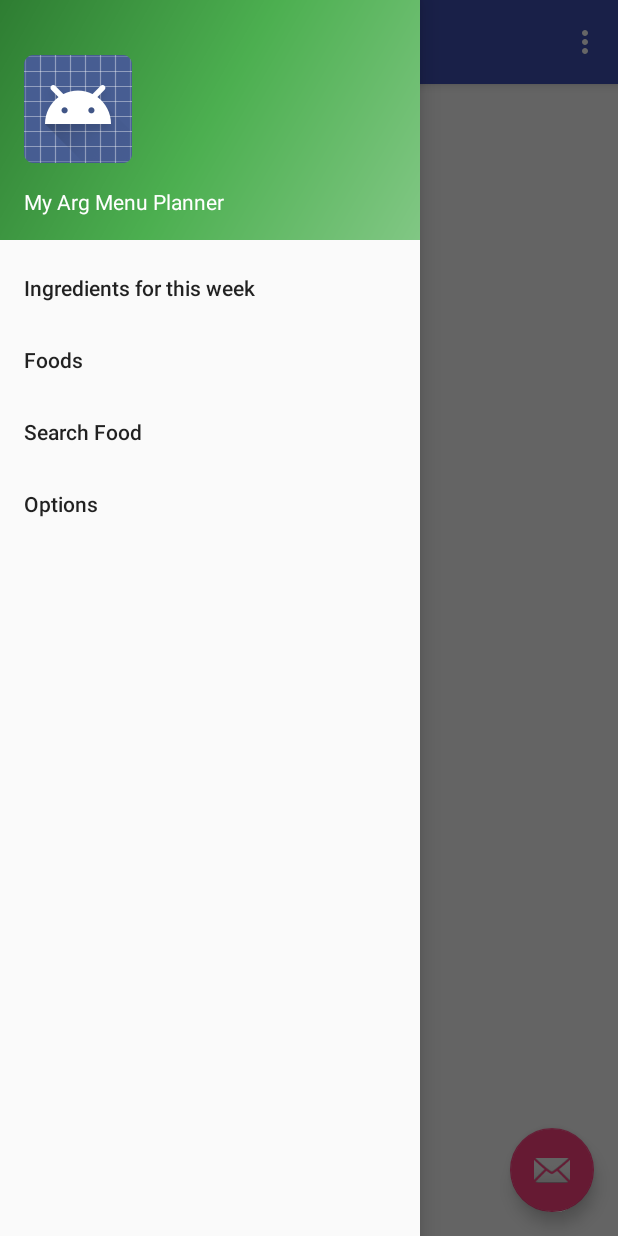
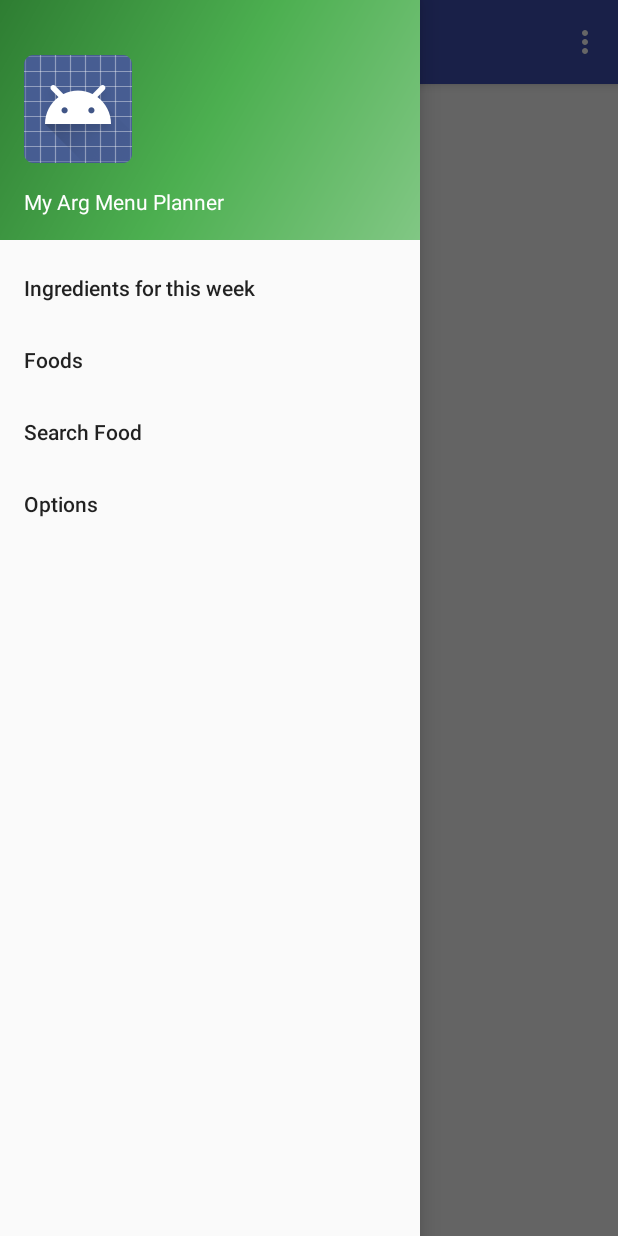
Before and after one commit to pslencinas/Capstone-Project, an Android app: the screen it shows after launch (MainActivity), with the side drawer open, on a phone screen of 412 x 824 dp. Run offline under Robolectric (Android 15) with nearby library versions, the phone set to English and light mode, and no system bars; 1 statement that could not run was skipped.

Commit message:
adding activity for list of foods. adding fragments to manage differents layout

```diff
--- a/app/src/main/java/com/example/android/myargmenuplanner/MainActivity.java
+++ b/app/src/main/java/com/example/android/myargmenuplanner/MainActivity.java
@@ -1,8 +1,12 @@
 package com.example.android.myargmenuplanner;
 
+import android.app.Activity;
+import android.content.Intent;
 import android.os.Bundle;
 import android.support.design.widget.FloatingActionButton;
 import android.support.design.widget.Snackbar;
+import android.support.v4.app.Fragment;
+import android.util.Log;
 import android.view.View;
 import android.support.design.widget.NavigationView;
 import android.support.v4.view.GravityCompat;
@@ -18,22 +22,17 @@ import com.example.android.myargmenuplanner.data.FetchJsonDataTask;
 public class MainActivity extends AppCompatActivity
         implements NavigationView.OnNavigationItemSelectedListener {
 
+    private final String LOG_TAG = MainActivity.class.getSimpleName();
+    private boolean mTwoPane=false;
+    public Toolbar toolbar;
+
     @Override
     protected void onCreate(Bundle savedInstanceState) {
         super.onCreate(savedInstanceState);
-        setContentView(R.layout.activity_main);
-        Toolbar toolbar = (Toolbar) findViewById(R.id.toolbar);
+        setContentView(R.layout.activity_main_nd);
+
+        toolbar = (Toolbar) findViewById(R.id.toolbar);
         setSupportActionBar(toolbar);
-
-        FloatingActionButton fab = (FloatingActionButton) findViewById(R.id.fab);
-
-        fab.setOnClickListener(new View.OnClickListener() {
-            @Override
-            public void onClick(View view) {
-                Snackbar.make(view, "Replace with your own action", Snackbar.LENGTH_LONG)
-                        .setAction("Action", null).show();
-            }
-        });
 
         DrawerLayout drawer = (DrawerLayout) findViewById(R.id.drawer_layout);
         ActionBarDrawerToggle toggle = new ActionBarDrawerToggle(
@@ -44,8 +43,26 @@ public class MainActivity extends AppCompatActivity
         NavigationView navigationView = (NavigationView) findViewById(R.id.nav_view);
         navigationView.setNavigationItemSelectedListener(this);
 
-        FetchJsonDataTask fetch = new FetchJsonDataTask(this);
-        fetch.execute();
+
+
+        if (findViewById(R.id.food_detail_container) != null) {
+            mTwoPane = true;
+            Log.d(LOG_TAG, "TABLET!!!!!");
+            if (savedInstanceState == null) {
+
+//                getSupportFragmentManager().beginTransaction()
+//                        .replace(R.id.food_detail_container, new DetailFragment(), DETAILFRAGMENT_TAG)
+//                        .commit();
+            }
+        } else {
+            Log.d(LOG_TAG, "No es una Tablet");
+            getSupportFragmentManager().findFragmentById(R.id.fragment_food);
+            mTwoPane = false;
+
+        }
+
+
+
     }
 
     @Override
@@ -90,6 +107,9 @@ public class MainActivity extends AppCompatActivity
             // Handle the camera action
         } else if (id == R.id.nav_foods) {
 
+            Intent intent = new Intent(this, FoodsActivity.class);
+            startActivity(intent);
+
         } else if (id == R.id.nav_search) {
 
         } else if (id == R.id.nav_option) {
--- a/app/src/main/res/layout/activity_main.xml
+++ b/app/src/main/res/layout/activity_main.xml
@@ -1,26 +1,9 @@
-<?xml version="1.0" encoding="utf-8"?>
-<android.support.v4.widget.DrawerLayout
-    android:id="@+id/drawer_layout"
+<fragment
     xmlns:android="http://schemas.android.com/apk/res/android"
-    xmlns:app="http://schemas.android.com/apk/res-auto"
     xmlns:tools="http://schemas.android.com/tools"
+    android:id="@+id/fragment_food"
+    android:name="com.example.android.myargmenuplanner.MainFragment"
     android:layout_width="match_parent"
     android:layout_height="match_parent"
-    android:fitsSystemWindows="true"
-    tools:openDrawer="start">
-
-    <include
-        layout="@layout/app_bar_main"
-        android:layout_width="match_parent"
-        android:layout_height="match_parent"/>
-
-    <android.support.design.widget.NavigationView
-        android:id="@+id/nav_view"
-        android:layout_width="wrap_content"
-        android:layout_height="match_parent"
-        android:layout_gravity="start"
-        android:fitsSystemWindows="true"
-        app:headerLayout="@layout/nav_header_main"
-        app:menu="@menu/activity_main_drawer"/>
-
-</android.support.v4.widget.DrawerLayout>
+    tools:context="com.example.android.myargmenuplanner.MainFragment"
+    tools:layout="@android:layout/list_content" />
--- /dev/null
+++ b/app/src/main/res/layout/activity_main_nd.xml
@@ -0,0 +1,26 @@
+<?xml version="1.0" encoding="utf-8"?>
+<android.support.v4.widget.DrawerLayout
+    android:id="@+id/drawer_layout"
+    xmlns:android="http://schemas.android.com/apk/res/android"
+    xmlns:app="http://schemas.android.com/apk/res-auto"
+    xmlns:tools="http://schemas.android.com/tools"
+    android:layout_width="match_parent"
+    android:layout_height="match_parent"
+    android:fitsSystemWindows="true"
+    tools:openDrawer="start">
+
+    <include
+        layout="@layout/app_bar_main"
+        android:layout_width="match_parent"
+        android:layout_height="match_parent"/>
+
+    <android.support.design.widget.NavigationView
+        android:id="@+id/nav_view"
+        android:layout_width="wrap_content"
+        android:layout_height="match_parent"
+        android:layout_gravity="start"
+        android:fitsSystemWindows="true"
+        app:headerLayout="@layout/nav_header_main"
+        app:menu="@menu/activity_main_drawer"/>
+
+</android.support.v4.widget.DrawerLayout>
--- a/app/src/main/res/layout/app_bar_main.xml
+++ b/app/src/main/res/layout/app_bar_main.xml
@@ -22,14 +22,7 @@
 
     </android.support.design.widget.AppBarLayout>
 
-    <include layout="@layout/content_main"/>
+    <include layout="@layout/fragment_main"/>
 
-    <android.support.design.widget.FloatingActionButton
-        android:id="@+id/fab"
-        android:layout_width="wrap_content"
-        android:layout_height="wrap_content"
-        android:layout_gravity="bottom|end"
-        android:layout_margin="@dimen/fab_margin"
-        app:srcCompat="@android:drawable/ic_dialog_email"/>
 
 </android.support.design.widget.CoordinatorLayout>
--- a/app/src/main/res/values/strings.xml
+++ b/app/src/main/res/values/strings.xml
@@ -12,4 +12,5 @@
     <string name="nav_nd_search">Search Food </string>
     <string name="nav_nd_option">Options </string>
 
+    <string name="title_activity_food_detail">Foods</string>
 </resources>
```
Also changed, not shown: app/src/main/AndroidManifest.xml (+10 -0 lines), app/src/main/java/com/example/android/myargmenuplanner/MainFragment.java (added, +142 -0 lines).
